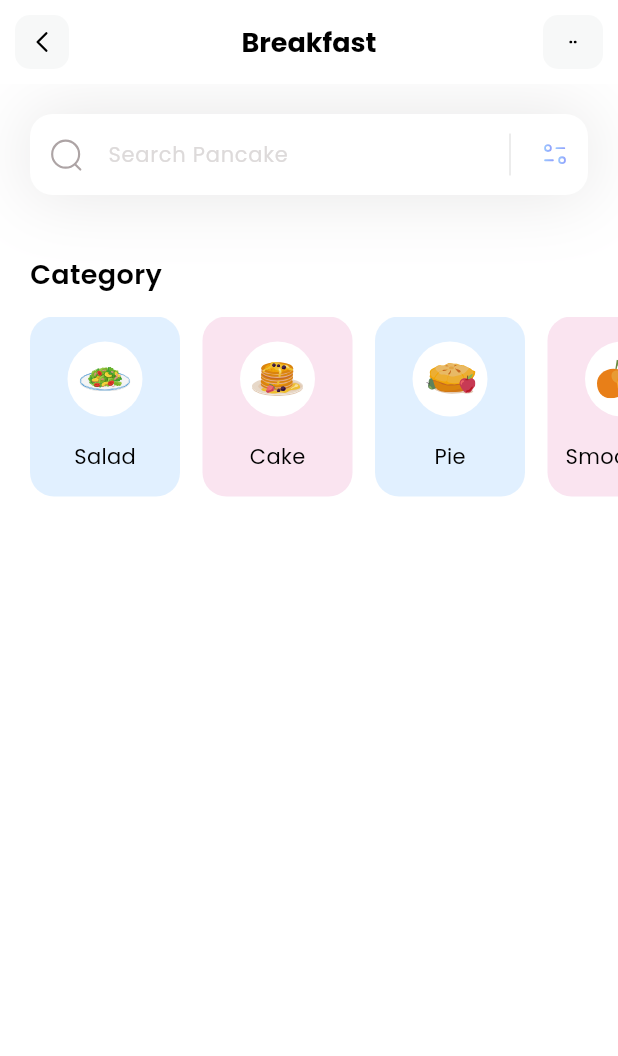
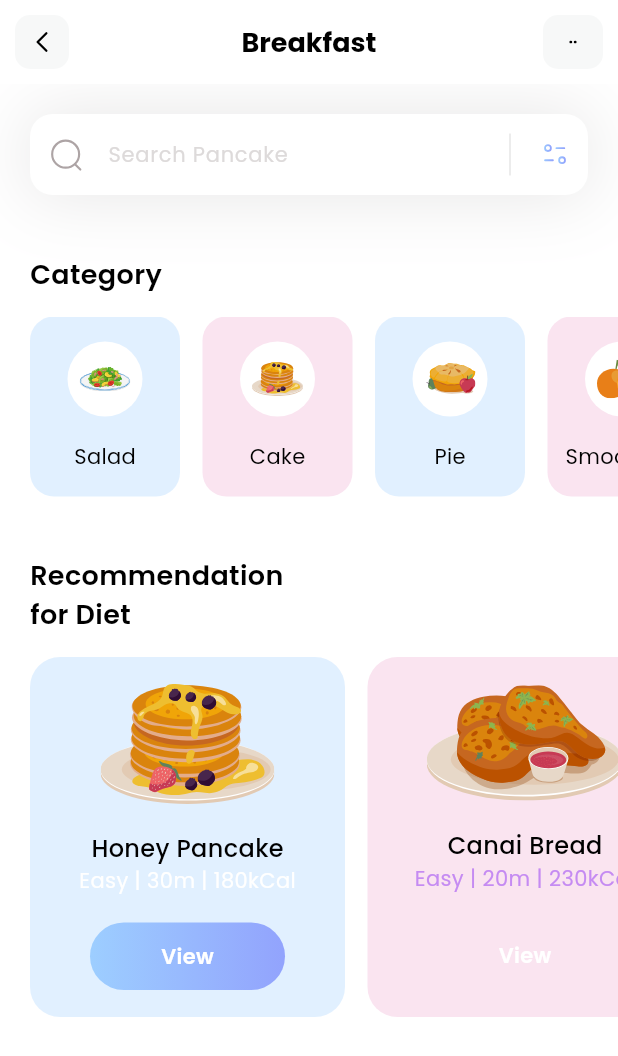
Before and after one commit to WieRuindl/flutter_diet_recommendations_app, a Flutter app: the screen it shows after launch, on a phone screen of 412 x 824 dp. Shown: the top 1056 px of the screen. Run offline on Flutter 3.47's test engine with Material 3 defaults, Android fonts, the phone set to English and light mode, and no system bars; our stand-ins replace flutter_svg.

Commit message:
added diets listView

```diff
--- /dev/null
+++ b/lib/components/my_diets_list.dart
@@ -0,0 +1,91 @@
+import 'package:flutter/material.dart';
+import 'package:flutter_fitness_food_app/data/categories_data.dart';
+import 'package:flutter_fitness_food_app/data/diets_data.dart';
+import 'package:flutter_fitness_food_app/models/category_model.dart';
+import 'package:flutter_fitness_food_app/models/diet_model.dart';
+import 'package:flutter_svg/flutter_svg.dart';
+
+class MyDietsList extends StatelessWidget {
+  MyDietsList({super.key});
+
+  final List<DietModel> diets = DietsData().diets;
+
+  @override
+  Widget build(BuildContext context) {
+    return Column(
+      crossAxisAlignment: CrossAxisAlignment.start,
+      children: [
+        const Padding(
+          padding: EdgeInsets.only(left: 20),
+          child: Text(
+            'Recommendation\nfor Diet',
+            style: TextStyle(
+              color: Colors.black,
+              fontSize: 18,
+              fontWeight: FontWeight.w600,
+            ),
+          ),
+        ),
+        const SizedBox(height: 15,),
+        SizedBox(
+          height: 240,
+          child: ListView.separated(
+            scrollDirection: Axis.horizontal,
+            padding: const EdgeInsets.only(left: 20, right: 20,),
+            itemCount: diets.length,
+            separatorBuilder: (context, index) => const SizedBox(width: 15,),
+            itemBuilder: (context, index) {
+              return Container(
+                width: 210,
+                decoration: BoxDecoration(
+                  color: diets[index].backgroundColor.withOpacity(0.3),
+                  borderRadius: BorderRadius.circular(20),
+                ),
+                child: Column(
+                  mainAxisAlignment: MainAxisAlignment.spaceEvenly,
+                  children: [
+                    SvgPicture.asset(diets[index].iconPath),
+                    Column(
+                      children: [
+                        Text(
+                          diets[index].name,
+                          style: const TextStyle(fontWeight: FontWeight.w500, color: Colors.black, fontSize: 16,),
+                        ),
+                        Text(
+                          '${diets[index].level} | ${diets[index].duration} | ${diets[index].calories}',
+                          style: TextStyle(
+                            color: diets[index].viewIsSelected ? Colors.white : const Color(0xffC58BF2),
+                            fontSize: 14,
+                            fontWeight: FontWeight.w400),
+                        ),
+                      ],
+                    ),
+                    Container(
+                      width: 130,
+                      height: 45,
+                      decoration: BoxDecoration(
+                          borderRadius: BorderRadius.circular(50),
+                          gradient: LinearGradient(
+                          colors: [
+                            diets[index].viewIsSelected ? const Color(0xff9DCEFF) : Colors.transparent,
+                            diets[index].viewIsSelected ? const Color(0xff92A3FD) : Colors.transparent
+                          ]
+                        )
+                      ),
+                      child: const Center(
+                        child: Text(
+                          'View',
+                          style: TextStyle(color: Colors.white, fontWeight: FontWeight.w600, fontSize: 14),
+                        ),
+                      ),
+                    ),
+                  ],
+                ),
+              );
+            },
+          ),
+        ),
+      ],
+    );
+  }
+}
--- /dev/null
+++ b/lib/data/diets_data.dart
@@ -0,0 +1,23 @@
+import 'package:flutter/material.dart';
+import 'package:flutter_fitness_food_app/models/diet_model.dart';
+
+class DietsData {
+  List<DietModel> diets = [
+    DietModel(
+        name: 'Honey Pancake',
+        iconPath: 'assets/icons/honey-pancakes.svg',
+        level: 'Easy',
+        duration: '30m',
+        calories: '180kCal',
+        viewIsSelected: true,
+        backgroundColor: const Color(0xff9DCEFF)),
+    DietModel(
+        name: 'Canai Bread',
+        iconPath: 'assets/icons/canai-bread.svg',
+        level: 'Easy',
+        duration: '20m',
+        calories: '230kCal',
+        viewIsSelected: false,
+        backgroundColor: const Color(0xffEEA4CE))
+  ];
+}
--- /dev/null
+++ b/lib/models/diet_model.dart
@@ -0,0 +1,14 @@
+
+import 'package:flutter/material.dart';
+
+class DietModel {
+  final String name;
+  final String iconPath;
+  final String level;
+  final String duration;
+  final String calories;
+  final Color backgroundColor;
+  final bool viewIsSelected;
+
+  DietModel({required this.name, required this.iconPath, required this.level, required this.duration, required this.calories, required this.backgroundColor, required this.viewIsSelected});
+}
--- a/lib/pages/home_page.dart
+++ b/lib/pages/home_page.dart
@@ -1,5 +1,6 @@
 import 'package:flutter/material.dart';
 import 'package:flutter_fitness_food_app/components/my_app_bar.dart';
+import 'package:flutter_fitness_food_app/components/my_diets_list.dart';
 import 'package:flutter_fitness_food_app/components/my_search_bar.dart';
 import 'package:flutter_fitness_food_app/components/my_categories_list.dart';
 
@@ -16,11 +17,9 @@ class HomePage extends StatelessWidget {
         children: [
           const MySearchBar(),
           const SizedBox(height: 40,),
-          Column(
-            children: [
-              MyCategoriesList(),
-            ],
-          ),
+          MyCategoriesList(),
+          const SizedBox(height: 40,),
+          MyDietsList(),
         ],
       ),
     );
```
